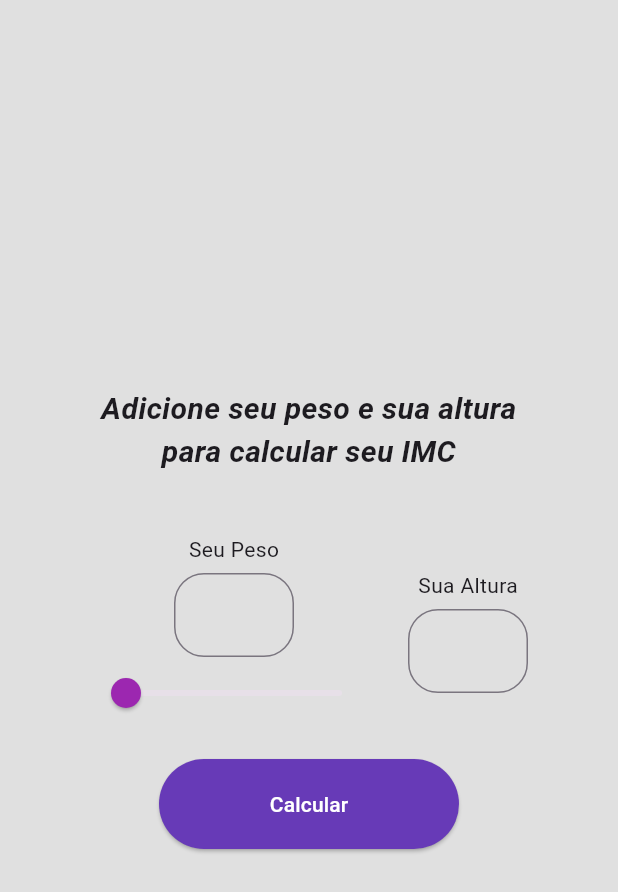
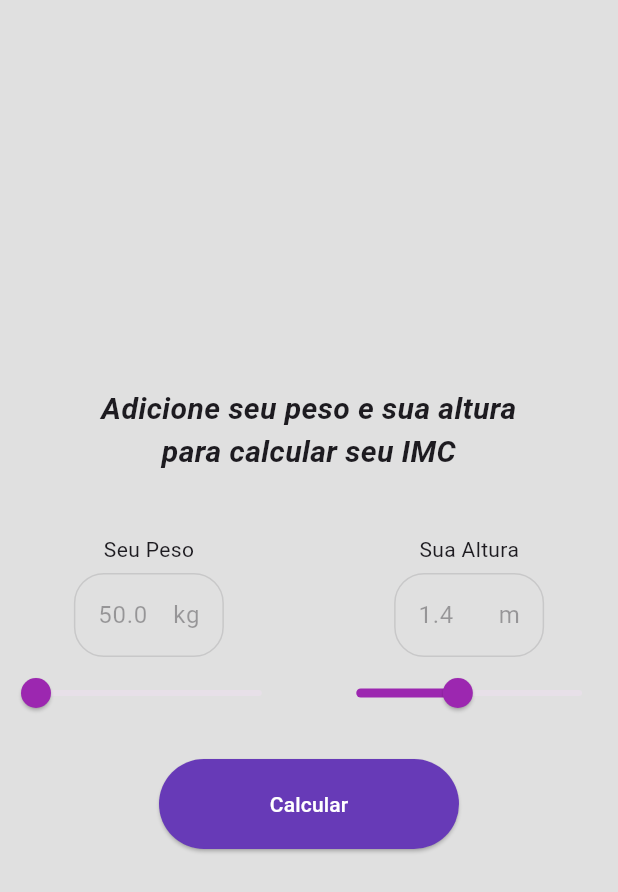
Before and after one commit to marllonDev/calculadora-imc, a Flutter app: the screen it shows after launch, on a phone screen of 412 x 824 dp. Shown: the top 892 px of the screen. Run offline on Flutter 3.47's test engine with Material 3 defaults, Android fonts, the phone set to English and light mode, and no system bars.

Commit message:
Adicionando o Widget Slider a altura

```diff
--- a/lib/main.dart
+++ b/lib/main.dart
@@ -34,15 +34,15 @@ class _MinhaCalculadoraDeImcState extends State<MinhaCalculadoraDeImc> {
   late TextEditingController alturaController;
 
   double valorPeso = 50;
-  double valorAltura = 1.6;
+  double valorAltura = 1.4;
   double? imc;
   String? classificacao;
   Color? corResultado;
 
   @override
   void initState() {
-    pesoController = TextEditingController(text: '');
-    alturaController = TextEditingController(text: '');
+    pesoController = TextEditingController(text: valorPeso.toString());
+    alturaController = TextEditingController(text: valorAltura.toString());
     super.initState();
   }
 
@@ -101,13 +101,15 @@ class _MinhaCalculadoraDeImcState extends State<MinhaCalculadoraDeImc> {
             Row(
               mainAxisAlignment: MainAxisAlignment.center,
               children: [
-                Column(
+                Expanded(
+                  child: Column(
                     children: [
                       Text('Seu Peso'),
                       SizedBox(height: 6),
                       SizedBox(
-                      width: 80,
+                        width: 100,
                         child: TextField(
+                          enabled: false,
                           controller: pesoController,
                           decoration: InputDecoration(
                             border: OutlineInputBorder(
@@ -115,31 +117,33 @@ class _MinhaCalculadoraDeImcState extends State<MinhaCalculadoraDeImc> {
                             ),
                             suffixText: 'kg',
                           ),
-                        keyboardType: TextInputType.number,
                         ),
                       ),
                       Slider(
+                        activeColor: Colors.purple,
                         value: valorPeso,
                         onChanged: (peso) {
                           setState(() {
                             valorPeso = peso;
-                          pesoController.text = valorPeso.toString();
+                            pesoController.text = valorPeso.toStringAsFixed(2);
                           });
                         },
                         min: 50,
                         max: 200,
-                      activeColor: Colors.purple,
                       )
                     ],
                   ),
-                SizedBox(width: 20),
-                Column(
+                ),
+                SizedBox(width: 15),
+                Expanded(
+                  child: Column(
                     children: [
                       Text('Sua Altura'),
                       SizedBox(height: 6),
                       SizedBox(
-                      width: 80,
+                        width: 100,
                         child: TextField(
+                          enabled: false,
                           controller: alturaController,
                           decoration: InputDecoration(
                             border: OutlineInputBorder(
@@ -147,10 +151,23 @@ class _MinhaCalculadoraDeImcState extends State<MinhaCalculadoraDeImc> {
                             ),
                             suffixText: 'm',
                           ),
-                        keyboardType: TextInputType.number,
                         ),
                       ),
+                      Slider(
+                        activeColor: Colors.purple,
+                        value: valorAltura,
+                        onChanged: (altura) {
+                          setState(() {
+                            valorAltura = altura;
+                            alturaController.text =
+                                valorAltura.toStringAsFixed(2);
+                          });
+                        },
+                        min: 0.5,
+                        max: 2.5,
+                      )
                     ],
+                  ),
                 ),
               ],
             ),
```
Lines whose indentation alone changed are shown as unchanged.
